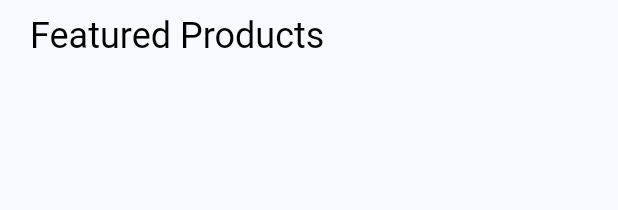
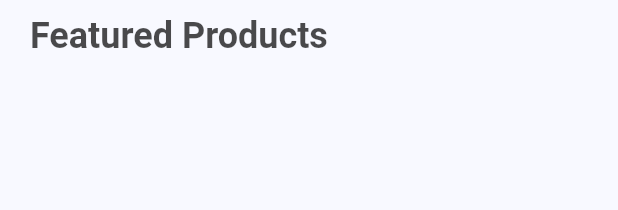
Before and after one commit to JohnWong1429/flutter_e_commerce_app, a Flutter app: the HomePageHeroSection widget shown alone on an empty page, opened directly, on a phone screen of 412 x 824 dp. Shown: the top 210 px of the screen. Run offline on Flutter 3.47's test engine with Material 2 defaults, Android fonts, the phone set to English and light mode, and no system bars; drawn by our look-alikes of carousel_slider; our stand-ins replace badges, flutter_keyboard_visibility; network calls fail.

```diff
--- a/lib/pages/home/home_page_hero_section.dart
+++ b/lib/pages/home/home_page_hero_section.dart
@@ -30,8 +30,9 @@ class HomePageHeroSection extends StatelessWidget {
                     TextSpan(
                       text: 'Featured Products',
                       style: TextStyle(
-                        color: Colors.black,
+                        color: Color.fromARGB(180, 0, 0, 0),
                         fontSize: 24,
+                        fontWeight: FontWeight.bold,
                       ),
                     ),
                   ],
@@ -101,8 +102,9 @@ class HomePageHeroSection extends StatelessWidget {
                       TextSpan(
                         text: 'Trending Products',
                         style: TextStyle(
-                          color: Colors.black,
+                          color: Color.fromARGB(180, 0, 0, 0),
                           fontSize: 24,
+                          fontWeight: FontWeight.bold,
                         ),
                       ),
                     ],
```
Also changed, not shown: lib/pages/home/home_page.dart (+49 -2 lines).
